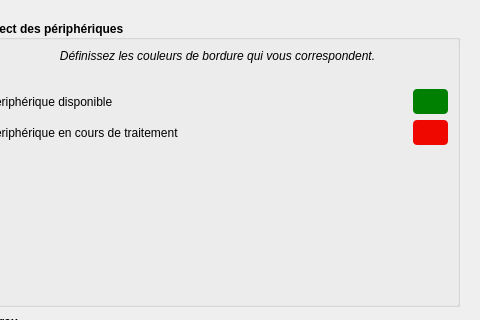
This is src/common/view/dialogs/settingsdialog.ui in filesdnd/filesdnd-qt as Qt 5 draws it before an edit; both pictures show x 141 to 621 and y 0 to 320 of the 621 by 422 pixel window. The edited form follows.
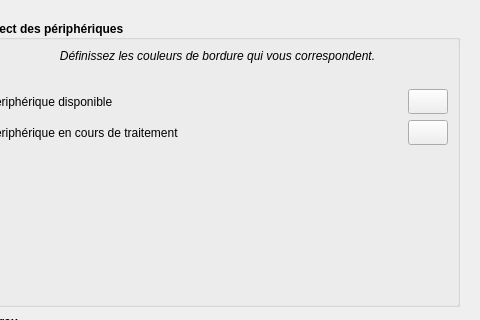
This is the edited form. The open tabs and pages were chosen to show the change. Icons and pictures are not drawn.

Diff of the .ui file:
```diff
--- a/src/common/view/dialogs/settingsdialog.ui
+++ b/src/common/view/dialogs/settingsdialog.ui
@@ -728,12 +728,6 @@
                   <height>25</height>
                  </size>
                 </property>
-                <property name="styleSheet">
-                 <string notr="true"> QPushButton {
-     border-radius: 4px;
-     background-color: #008000;
- }</string>
-                </property>
                 <property name="text">
                  <string/>
                 </property>
@@ -783,12 +777,6 @@
                   <height>25</height>
                  </size>
                 </property>
-                <property name="styleSheet">
-                 <string notr="true"> QPushButton {
-     border-radius: 4px;
-     background-color: #ef0800;
- }</string>
-                </property>
                 <property name="text">
                  <string/>
                 </property>
```
Left out of the diff: 2 changed lines with no effect on the pictures.
